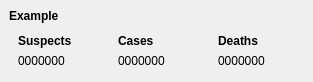
Qt form src/statsitem.ui (nashiradeer/brasil-cov) before a commit.
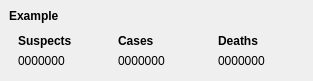
The same form after that commit.

```diff
--- a/src/statsitem.ui
+++ b/src/statsitem.ui
@@ -10,10 +10,16 @@
     <height>81</height>
    </rect>
   </property>
+  <property name="sizePolicy">
+   <sizepolicy hsizetype="Expanding" vsizetype="Preferred">
+    <horstretch>0</horstretch>
+    <verstretch>0</verstretch>
+   </sizepolicy>
+  </property>
   <property name="minimumSize">
    <size>
     <width>229</width>
-    <height>0</height>
+    <height>81</height>
    </size>
   </property>
   <property name="maximumSize">
```
